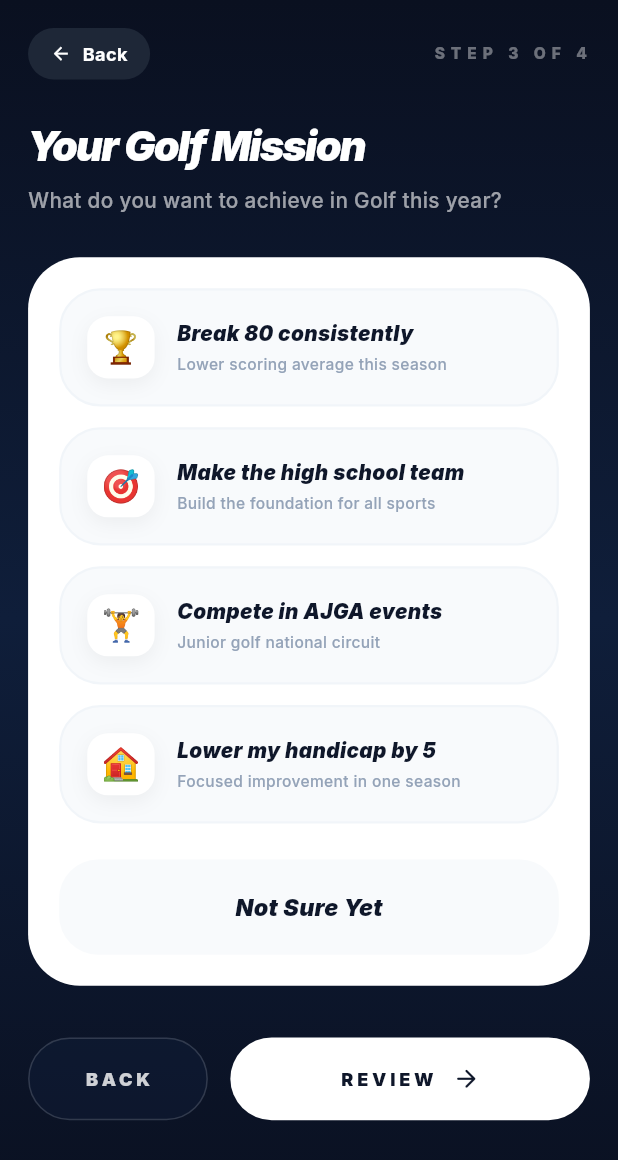
After one commit to srsakilhossen302/sports_program_booking, a Flutter app: the MissionScreen screen opened by its route, on a phone screen of 412 x 824 dp. The commit adds this screen. Shown: the top 1160 px of the screen. Run offline on Flutter 3.47's test engine with Material 3 defaults, Android fonts, the phone set to English and light mode, and no system bars; our stand-ins replace flutter_screenutil, flutter_svg, get, google_fonts, pinput, shared_preferences; accounts and stored records are empty.

Commit message:
feat: implement mission selection screen with controller and update letter spacing in sports selection

```diff
--- a/lib/core/app_route.dart
+++ b/lib/core/app_route.dart
@@ -7,6 +7,7 @@ import '../view/screens/auth/verification/screen/verification_screen.dart';
 import '../view/screens/auth/role_selection/screen/role_selection_screen.dart';
 import '../view/screens/athlete_family/sports_selection/screen/sports_selection_screen.dart';
 import '../view/screens/athlete_family/identity/screen/identity_screen.dart';
+import '../view/screens/athlete_family/mission/screen/mission_screen.dart';
 
 class AppRoute {
   static const String splash = '/splash';
@@ -17,6 +18,7 @@ class AppRoute {
   static const String roleSelection = '/role_selection';
   static const String sportsSelection = '/sports_selection';
   static const String identity = '/identity';
+  static const String mission = '/mission';
   static const String booking = '/booking';
 
   static List<GetPage> routes = [
@@ -28,5 +30,6 @@ class AppRoute {
     GetPage(name: roleSelection, page: () => const RoleSelectionScreen()),
     GetPage(name: sportsSelection, page: () => const SportsSelectionScreen()),
     GetPage(name: identity, page: () => const IdentityScreen()),
+    GetPage(name: mission, page: () => const MissionScreen()),
   ];
 }
--- a/lib/core/dependency.dart
+++ b/lib/core/dependency.dart
@@ -8,6 +8,7 @@ import '../view/screens/auth/verification/controller/verification_controller.dar
 import '../view/screens/auth/role_selection/controller/role_selection_controller.dart';
 import '../view/screens/athlete_family/sports_selection/controller/sports_selection_controller.dart';
 import '../view/screens/athlete_family/identity/controller/identity_controller.dart';
+import '../view/screens/athlete_family/mission/controller/mission_controller.dart';
 import '../view/screens/booking/controller/booking_controller.dart';
 
 class DependencyInjection extends Bindings {
@@ -22,6 +23,7 @@ class DependencyInjection extends Bindings {
     Get.lazyPut(() => RoleSelectionController(), fenix: true);
     Get.lazyPut(() => SportsSelectionController(), fenix: true);
     Get.lazyPut(() => IdentityController(), fenix: true);
+    Get.lazyPut(() => MissionController(), fenix: true);
     Get.lazyPut(() => BookingController(), fenix: true);
   }
 }
--- a/lib/view/screens/athlete_family/identity/screen/identity_screen.dart
+++ b/lib/view/screens/athlete_family/identity/screen/identity_screen.dart
@@ -3,6 +3,7 @@ import 'package:flutter_screenutil/flutter_screenutil.dart';
 import 'package:get/get.dart';
 import 'package:google_fonts/google_fonts.dart';
 import 'package:flutter_svg/flutter_svg.dart';
+import '../../../../../core/app_route.dart';
 import '../../../../../core/utils/app_colors.dart';
 import '../../../../../core/utils/app_icons.dart';
 import '../controller/identity_controller.dart';
@@ -65,7 +66,7 @@ class IdentityScreen extends StatelessWidget {
                               color: Colors.white.withOpacity(0.4),
                               fontSize: 12.sp,
                               fontWeight: FontWeight.w800,
-                              letterSpacing: 2.0,
+                              letterSpacing: 4.0,
                             ),
                           ),
                         ],
@@ -239,7 +240,7 @@ class IdentityScreen extends StatelessWidget {
                               height: 64.h,
                               child: ElevatedButton(
                                 onPressed: () {
-                                  // Navigate to Step 3
+                                  Get.toNamed(AppRoute.mission);
                                 },
                                 style: ElevatedButton.styleFrom(
                                   backgroundColor: Colors.white,
--- /dev/null
+++ b/lib/view/screens/athlete_family/mission/controller/mission_controller.dart
@@ -0,0 +1,38 @@
+import 'package:get/get.dart';
+
+class MissionController extends GetxController {
+  // Selected mission
+  var selectedMission = "".obs;
+
+  // Example missions for Golf (could be dynamic based on sport)
+  final List<Map<String, String>> missions = [
+    {
+      "title": "Break 80 consistently",
+      "description": "Lower scoring average this season",
+      "icon": "🏆"
+    },
+    {
+      "title": "Make the high school team",
+      "description": "Build the foundation for all sports",
+      "icon": "🎯"
+    },
+    {
+      "title": "Compete in AJGA events",
+      "description": "Junior golf national circuit",
+      "icon": "🏋️"
+    },
+    {
+      "title": "Lower my handicap by 5",
+      "description": "Focused improvement in one season",
+      "icon": "🏠"
+    },
+  ];
+
+  void selectMission(String title) {
+    selectedMission.value = title;
+  }
+
+  bool isSelected(String title) {
+    return selectedMission.value == title;
+  }
+}
--- /dev/null
+++ b/lib/view/screens/athlete_family/mission/screen/mission_screen.dart
@@ -0,0 +1,303 @@
+import 'package:flutter/material.dart';
+import 'package:flutter_screenutil/flutter_screenutil.dart';
+import 'package:get/get.dart';
+import 'package:google_fonts/google_fonts.dart';
+import '../../../../../core/utils/app_colors.dart';
+import '../controller/mission_controller.dart';
+
+class MissionScreen extends StatelessWidget {
+  const MissionScreen({super.key});
+
+  @override
+  Widget build(BuildContext context) {
+    return GetBuilder<MissionController>(
+      init: MissionController(),
+      builder: (controller) {
+        return Scaffold(
+          body: Container(
+            width: double.infinity,
+            height: double.infinity,
+            decoration: const BoxDecoration(
+              gradient: AppColors.splashGradient,
+            ),
+            child: SafeArea(
+              child: SingleChildScrollView(
+                physics: const BouncingScrollPhysics(),
+                child: Padding(
+                  padding: EdgeInsets.all(20.w),
+                  child: Column(
+                    crossAxisAlignment: CrossAxisAlignment.start,
+                    children: [
+                      // Header
+                      Row(
+                        mainAxisAlignment: MainAxisAlignment.spaceBetween,
+                        children: [
+                          GestureDetector(
+                            onTap: () => Get.back(),
+                            child: Container(
+                              padding: EdgeInsets.symmetric(horizontal: 16.w, vertical: 10.h),
+                              decoration: BoxDecoration(
+                                color: const Color(0xFF1E2737),
+                                borderRadius: BorderRadius.circular(30.r),
+                              ),
+                              child: Row(
+                                mainAxisSize: MainAxisSize.min,
+                                children: [
+                                  Icon(Icons.arrow_back, color: Colors.white, size: 16.sp),
+                                  SizedBox(width: 8.w),
+                                  Text(
+                                    "Back",
+                                    style: TextStyle(
+                                      color: Colors.white,
+                                      fontSize: 14.sp,
+                                      fontWeight: FontWeight.w700,
+                                    ),
+                                  ),
+                                ],
+                              ),
+                            ),
+                          ),
+                          Text(
+                            "STEP 3 OF 4",
+                            style: TextStyle(
+                              color: Colors.white.withOpacity(0.4),
+                              fontSize: 12.sp,
+                              fontWeight: FontWeight.w800,
+                              letterSpacing: 4.0,
+                            ),
+                          ),
+                        ],
+                      ),
+                      SizedBox(height: 32.h),
+                      // Title
+                      Text(
+                        "Your Golf Mission",
+                        style: GoogleFonts.inter(
+                          color: Colors.white,
+                          fontSize: 32.sp,
+                          fontWeight: FontWeight.w900,
+                          fontStyle: FontStyle.italic,
+                          height: 1.2,
+                          letterSpacing: -1.2.w,
+                        ),
+                      ),
+                      SizedBox(height: 12.h),
+                      // Subtitle
+                      Text(
+                        "What do you want to achieve in Golf this year?",
+                        style: TextStyle(
+                          color: Colors.white.withOpacity(0.6),
+                          fontSize: 16.sp,
+                          fontWeight: FontWeight.w500,
+                        ),
+                      ),
+                      SizedBox(height: 32.h),
+
+                      // Content Card
+                      Container(
+                        width: double.infinity,
+                        padding: EdgeInsets.all(24.r),
+                        decoration: BoxDecoration(
+                          color: Colors.white,
+                          borderRadius: BorderRadius.circular(40.r),
+                        ),
+                        child: Column(
+                          children: [
+                            ...controller.missions.map((mission) {
+                              return _buildMissionCard(
+                                controller: controller,
+                                title: mission['title']!,
+                                description: mission['description']!,
+                                icon: mission['icon']!,
+                              );
+                            }).toList(),
+
+                            // "Not Sure Yet" Card
+                            SizedBox(height: 12.h),
+                            GestureDetector(
+                              onTap: () => controller.selectMission("Not Sure Yet"),
+                              child: Obx(() {
+                                final isSelected = controller.isSelected("Not Sure Yet");
+                                return Container(
+                                  width: double.infinity,
+                                  padding: EdgeInsets.symmetric(vertical: 24.h),
+                                  decoration: BoxDecoration(
+                                    color: isSelected ? const Color(0xFF0F172A) : const Color(0xFFF8FAFC),
+                                    borderRadius: BorderRadius.circular(30.r),
+                                  ),
+                                  child: Center(
+                                    child: Text(
+                                      "Not Sure Yet",
+                                      style: GoogleFonts.inter(
+                                        color: isSelected ? Colors.white : const Color(0xFF0F172A),
+                                        fontSize: 18.sp,
+                                        fontWeight: FontWeight.w900,
+                                        fontStyle: FontStyle.italic,
+                                      ),
+                                    ),
+                                  ),
+                                );
+                              }),
+                            ),
+                          ],
+                        ),
+                      ),
+
+                      SizedBox(height: 40.h),
+
+                      // Bottom Buttons
+                      Row(
+                        children: [
+                          Expanded(
+                            flex: 1,
+                            child: SizedBox(
+                              height: 64.h,
+                              child: OutlinedButton(
+                                onPressed: () => Get.back(),
+                                style: OutlinedButton.styleFrom(
+                                  side: BorderSide(color: Colors.white.withOpacity(0.15)),
+                                  shape: RoundedRectangleBorder(
+                                    borderRadius: BorderRadius.circular(32.r),
+                                  ),
+                                  backgroundColor: const Color(0xFF0F1E3A).withOpacity(0.4),
+                                ),
+                                child: Text(
+                                  "BACK",
+                                  style: TextStyle(
+                                    color: Colors.white.withOpacity(0.8),
+                                    fontSize: 14.sp,
+                                    fontWeight: FontWeight.w900,
+                                    letterSpacing: 2.5,
+                                  ),
+                                ),
+                              ),
+                            ),
+                          ),
+                          SizedBox(width: 16.w),
+                          Expanded(
+                            flex: 2,
+                            child: SizedBox(
+                              height: 64.h,
+                              child: ElevatedButton(
+                                onPressed: () {
+                                  // Navigate to Step 4 (Review)
+                                },
+                                style: ElevatedButton.styleFrom(
+                                  backgroundColor: Colors.white,
+                                  foregroundColor: const Color(0xFF0F172A),
+                                  shape: RoundedRectangleBorder(
+                                    borderRadius: BorderRadius.circular(32.r),
+                                  ),
+                                  elevation: 0,
+                                ),
+                                child: Row(
+                                  mainAxisAlignment: MainAxisAlignment.center,
+                                  children: [
+                                    Text(
+                                      "REVIEW",
+                                      style: TextStyle(
+                                        fontSize: 14.sp,
+                                        fontWeight: FontWeight.w900,
+                                        letterSpacing: 2.5,
+                                      ),
+                                    ),
+                                    SizedBox(width: 12.w),
+                                    Icon(Icons.arrow_forward_rounded, size: 22.sp),
+                                  ],
+                                ),
+                              ),
+                            ),
+                          ),
+                        ],
+                      ),
+                      SizedBox(height: 24.h),
+                    ],
+                  ),
+                ),
+              ),
+            ),
+          ),
+        );
+      },
+    );
+  }
+
+  Widget _buildMissionCard({
+    required MissionController controller,
+    required String title,
+    required String description,
+    required String icon,
+  }) {
+    return Obx(() {
+      final isSelected = controller.isSelected(title);
+      return GestureDetector(
+        onTap: () => controller.selectMission(title),
+        child: Container(
+          margin: EdgeInsets.only(bottom: 16.h),
+          padding: EdgeInsets.all(20.r),
+          decoration: BoxDecoration(
+            color: isSelected ? const Color(0xFF0F172A) : const Color(0xFFF8FAFC),
+            borderRadius: BorderRadius.circular(32.r),
+            border: Border.all(
+              color: isSelected ? const Color(0xFF0F172A) : const Color(0xFFF1F5F9),
+              width: 1.5,
+            ),
+          ),
+          child: Row(
+            children: [
+              // Icon Container
+              Container(
+                height: 48.h,
+                width: 48.w,
+                decoration: BoxDecoration(
+                  color: isSelected ? Colors.white.withOpacity(0.1) : Colors.white,
+                  borderRadius: BorderRadius.circular(16.r),
+                  boxShadow: [
+                    BoxShadow(
+                      color: Colors.black.withOpacity(0.05),
+                      blurRadius: 10,
+                      offset: const Offset(0, 4),
+                    )
+                  ],
+                ),
+                child: Center(
+                  child: Text(icon, style: TextStyle(fontSize: 24.sp)),
+                ),
+              ),
+              SizedBox(width: 16.w),
+              // Text Content
+              Expanded(
+                child: Column(
+                  crossAxisAlignment: CrossAxisAlignment.start,
+                  children: [
+                    Text(
+                      title,
+                      style: GoogleFonts.inter(
+                        color: isSelected ? Colors.white : const Color(0xFF0F172A),
+                        fontSize: 16.sp,
+                        fontWeight: FontWeight.w900,
+                        fontStyle: FontStyle.italic,
+                      ),
+                    ),
+                    SizedBox(height: 4.h),
+                    Text(
+                      description,
+                      style: TextStyle(
+                        color: isSelected ? Colors.white.withOpacity(0.6) : const Color(0xFF94A3B8),
+                        fontSize: 12.sp,
+                        fontWeight: FontWeight.w500,
+                      ),
+                    ),
+                  ],
+                ),
+              ),
+              // Checkmark
+              if (isSelected)
+                Icon(Icons.check_rounded, color: Colors.white, size: 24.sp),
+            ],
+          ),
+        ),
+      );
+    });
+  }
+}
--- a/lib/view/screens/athlete_family/sports_selection/screen/sports_selection_screen.dart
+++ b/lib/view/screens/athlete_family/sports_selection/screen/sports_selection_screen.dart
@@ -66,7 +66,7 @@ class SportsSelectionScreen extends StatelessWidget {
                               color: Colors.white.withOpacity(0.4),
                               fontSize: 12.sp,
                               fontWeight: FontWeight.w800,
-                              letterSpacing: 2.0,
+                              letterSpacing: 4.0,
                             ),
                           ),
                         ],
```
